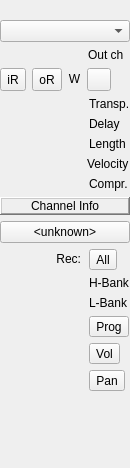
emrum/muse, file muse2/muse/widgets/mtrackinfobase.ui: the form before one commit.
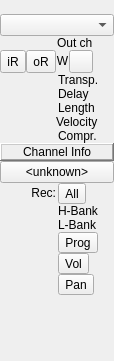
The form after the commit. Custom widgets are drawn as their Qt base class.

Commit message: Fixed midi track info layout and spacing. Should be much better now.

What changed in the file:
```diff
--- a/muse2/muse/widgets/mtrackinfobase.ui
+++ b/muse2/muse/widgets/mtrackinfobase.ui
@@ -6,8 +6,8 @@
    <rect>
     <x>0</x>
     <y>0</y>
-    <width>103</width>
-    <height>468</height>
+    <width>114</width>
+    <height>361</height>
    </rect>
   </property>
   <property name="sizePolicy">
@@ -45,7 +45,7 @@
     <number>0</number>
    </property>
    <property name="spacing">
-    <number>-1</number>
+    <number>0</number>
    </property>
    <item row="0" column="0" colspan="2">
     <widget class="QLabel" name="trackNameLabel">
@@ -119,6 +119,9 @@
    </item>
    <item row="3" column="0">
     <layout class="QHBoxLayout" stretch="0,0">
+     <property name="spacing">
+      <number>0</number>
+     </property>
      <item>
       <widget class="QToolButton" name="iRButton">
        <property name="sizePolicy">
@@ -151,6 +154,13 @@
          </property>
        </widget>
      </item>
+    </layout>
+   </item>
+   <item row="3" column="1">
+    <layout class="QHBoxLayout">
+     <property name="spacing">
+      <number>0</number>
+     </property>
      <item>
       <widget class="QLabel" name="iChanDetectLabel">
        <property name="sizePolicy">
@@ -176,12 +186,14 @@
        <property name="wordWrap">
         <bool>false</bool>
        </property>
+       <property name="margin">
+        <number>2</number>
+       </property>
+       <property name="indent">
+        <number>-1</number>
+       </property>
       </widget>
      </item>
-    </layout>
-   </item>
-   <item row="3" column="1">
-    <layout class="QHBoxLayout">
      <item>
       <widget class="QToolButton" name="recEchoButton">
        <property name="sizePolicy">
@@ -489,6 +501,9 @@
    </item>
    <item row="12" column="1">
     <layout class="QHBoxLayout">
+     <property name="spacing">
+      <number>0</number>
+     </property>
      <item>
       <spacer name="recSpacer">
        <property name="orientation">
```
Lines whose indentation alone changed are shown as unchanged. The commit also changes 1 other file.
